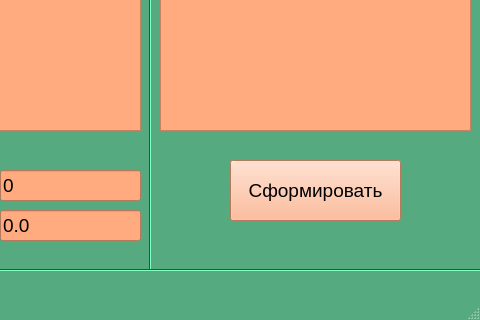
Old version of the form shop/UI/Mainwindow.ui in the repository Gentlem4n72/Qt-project; both pictures show x 430 to 910 and y 380 to 700 of the 910 by 700 pixel window.
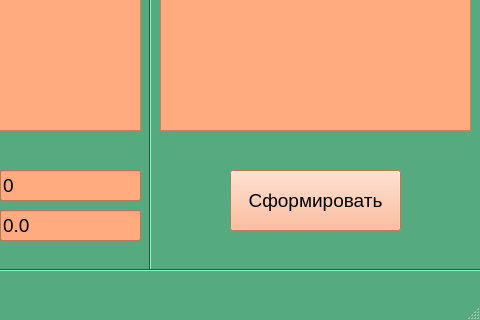
New version of the form. Icons and pictures are not drawn.

Diff of the .ui file:
```diff
--- a/shop/UI/Mainwindow.ui
+++ b/shop/UI/Mainwindow.ui
@@ -631,7 +631,7 @@
     <property name="geometry">
      <rect>
       <x>660</x>
-      <y>540</y>
+      <y>550</y>
       <width>171</width>
       <height>61</height>
      </rect>
```
Left out of the diff: 13 changed lines with no effect on the pictures.
